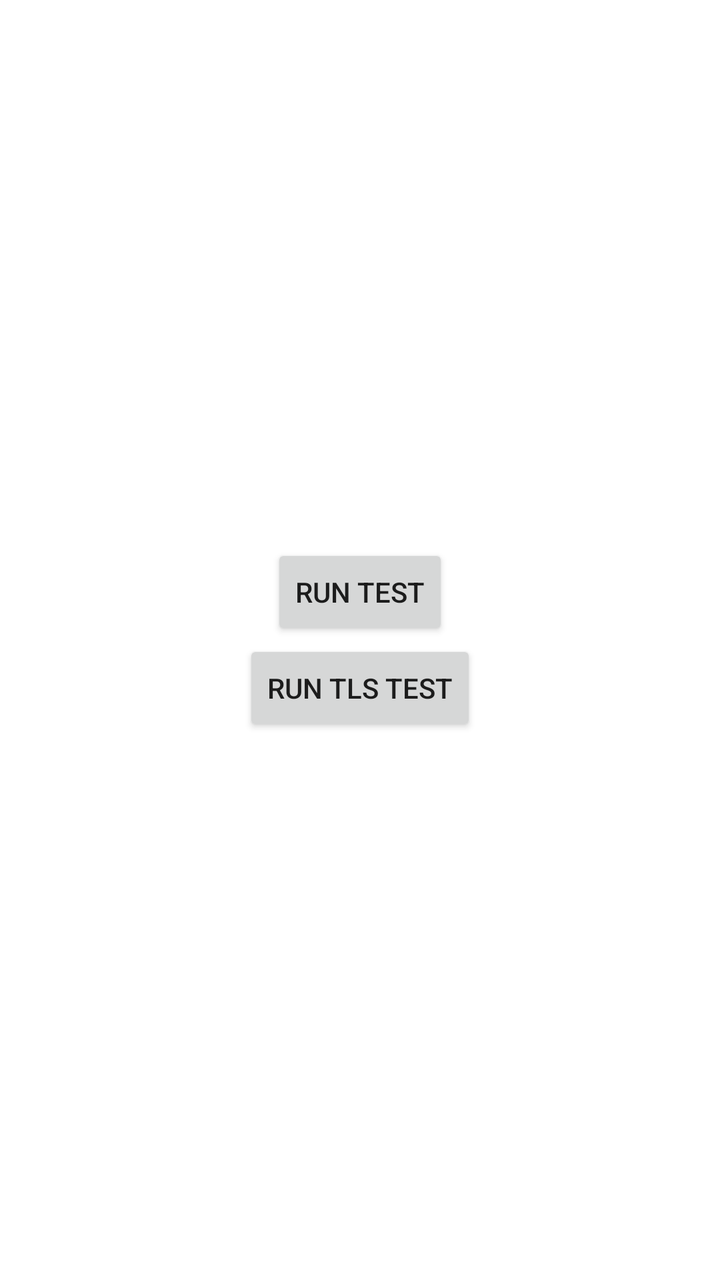
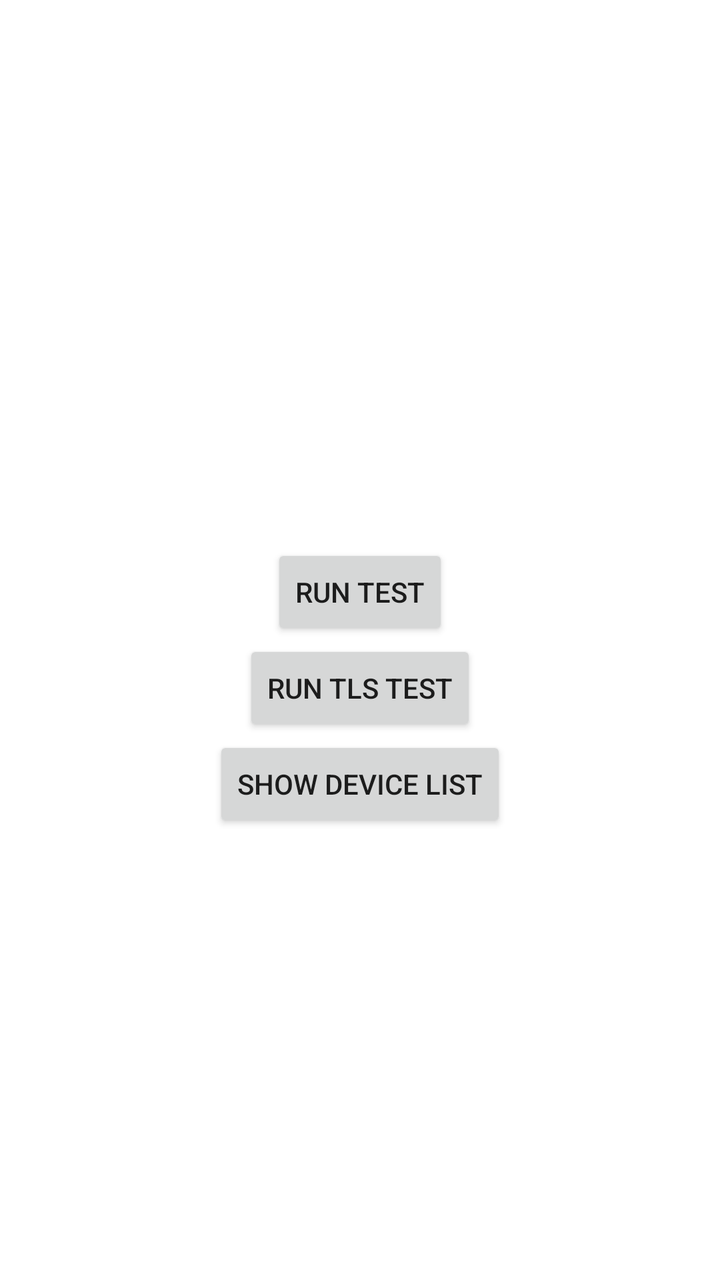

Compare the two renders of this Android layout. The source of the first and the diff that turns it into the second are given below.
<!-- AndroidManifest.xml: application theme Theme.LWTDemo -->
<!-- res/layout/activity_main.xml -->
<?xml version="1.0" encoding="utf-8"?>
<androidx.constraintlayout.widget.ConstraintLayout xmlns:android="http://schemas.android.com/apk/res/android"
    xmlns:app="http://schemas.android.com/apk/res-auto"
    xmlns:tools="http://schemas.android.com/tools"
    android:layout_width="match_parent"
    android:layout_height="match_parent">

    <Button
        android:id="@+id/btnTest"
        android:layout_width="wrap_content"
        android:layout_height="wrap_content"
        android:text="Run test"
        app:layout_constraintVertical_chainStyle="packed"
        app:layout_constraintBottom_toTopOf="@id/btnTestTls"
        app:layout_constraintEnd_toEndOf="parent"
        app:layout_constraintStart_toStartOf="parent"
        app:layout_constraintTop_toTopOf="parent" />

    <Button
        android:id="@+id/btnTestTls"
        android:layout_width="wrap_content"
        android:layout_height="wrap_content"
        android:text="Run TLS test"
        app:layout_constraintBottom_toBottomOf="parent"
        app:layout_constraintEnd_toEndOf="parent"
        app:layout_constraintStart_toStartOf="parent"
        app:layout_constraintTop_toBottomOf="@id/btnTest" />
</androidx.constraintlayout.widget.ConstraintLayout>
<!-- resources referenced by this layout -->
<resources>
  <style name="Theme.LWTDemo" parent="Theme.MaterialComponents.DayNight.DarkActionBar">
          
          <item name="colorPrimary">@color/purple_500</item>
          <item name="colorPrimaryVariant">@color/purple_700</item>
          <item name="colorOnPrimary">@color/white</item>
          
          <item name="colorSecondary">@color/teal_200</item>
          <item name="colorSecondaryVariant">@color/teal_700</item>
          <item name="colorOnSecondary">@color/black</item>
          
          <item name="android:statusBarColor">?attr/colorPrimaryVariant</item>
          
      </style>
  <color name="purple_500">#FF6200EE</color>
  <color name="purple_700">#FF3700B3</color>
  <color name="white">#FFFFFFFF</color>
  <color name="teal_200">#FF03DAC5</color>
  <color name="teal_700">#FF018786</color>
  <color name="black">#FF000000</color>
</resources>

<!-- the commit's change to res/layout/activity_main.xml (unified diff, before → after) -->
@@ -25,4 +25,13 @@
         app:layout_constraintEnd_toEndOf="parent"
         app:layout_constraintStart_toStartOf="parent"
         app:layout_constraintTop_toBottomOf="@id/btnTest" />
+
+    <Button
+        android:id="@+id/btnShowDeviceList"
+        android:layout_width="wrap_content"
+        android:layout_height="wrap_content"
+        android:text="Show device list"
+        app:layout_constraintEnd_toEndOf="parent"
+        app:layout_constraintStart_toStartOf="parent"
+        app:layout_constraintTop_toBottomOf="@+id/btnTestTls" />
 </androidx.constraintlayout.widget.ConstraintLayout>
